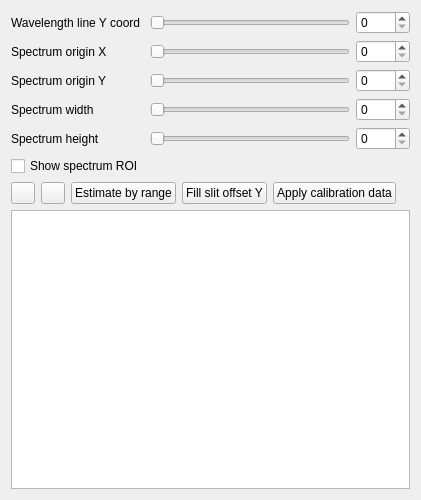
The window that openhsl/gui/device/wcd_form.ui (OpenHSL/OpenHSL) describes before a commit, drawn with Qt 5.
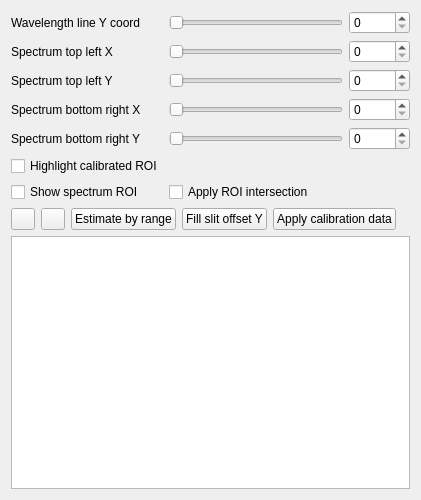
The same window after the commit.

Commit message: add: gui: draw spectrum lines and intersections

Diff of the .ui file:
```diff
--- a/openhsl/gui/device/wcd_form.ui
+++ b/openhsl/gui/device/wcd_form.ui
@@ -16,62 +16,109 @@
   <layout class="QGridLayout" name="gridLayout_2">
    <item row="0" column="0">
     <layout class="QGridLayout" name="gridLayout">
+     <item row="2" column="1">
+      <widget class="QSlider" name="spectrumTopLeftYCoord_horizontalSlider">
+       <property name="maximum">
+        <number>10000</number>
+       </property>
+       <property name="orientation">
+        <enum>Qt::Horizontal</enum>
+       </property>
+      </widget>
+     </item>
+     <item row="4" column="2">
+      <widget class="QSpinBox" name="spectrumBottomRightYCoord_spinBox">
+       <property name="maximum">
+        <number>10000</number>
+       </property>
+      </widget>
+     </item>
+     <item row="4" column="1">
+      <widget class="QSlider" name="spectrumBottomRightYCoord_horizontalSlider">
+       <property name="maximum">
+        <number>10000</number>
+       </property>
+       <property name="orientation">
+        <enum>Qt::Horizontal</enum>
+       </property>
+      </widget>
+     </item>
+     <item row="0" column="2">
+      <widget class="QSpinBox" name="wavelengthLineYCoord_spinBox">
+       <property name="maximum">
+        <number>10000</number>
+       </property>
+      </widget>
+     </item>
      <item row="0" column="1">
       <widget class="QSlider" name="wavelengthLineYCoord_horizontalSlider">
        <property name="maximum">
-        <number>2048</number>
+        <number>10000</number>
        </property>
        <property name="orientation">
         <enum>Qt::Horizontal</enum>
        </property>
       </widget>
      </item>
-     <item row="1" column="0">
-      <widget class="QLabel" name="spectrumOriginXCoord_label">
+     <item row="3" column="0">
+      <widget class="QLabel" name="spectrumBottomRightXCoord_label">
        <property name="text">
-        <string>Spectrum origin X</string>
+        <string>Spectrum bottom right X</string>
+       </property>
+      </widget>
+     </item>
+     <item row="1" column="2">
+      <widget class="QSpinBox" name="spectrumTopLeftXCoord_spinBox">
+       <property name="maximum">
+        <number>10000</number>
+       </property>
+      </widget>
+     </item>
+     <item row="3" column="1">
+      <widget class="QSlider" name="spectrumBottomRightXCoord_horizontalSlider">
+       <property name="maximum">
+        <number>10000</number>
+       </property>
+       <property name="orientation">
+        <enum>Qt::Horizontal</enum>
        </property>
       </widget>
      </item>
      <item row="2" column="0">
       <widget class="QLabel" name="spectrumOriginYCoord_label">
        <property name="text">
-        <string>Spectrum origin Y</string>
-       </property>
-      </widget>
-     </item>
-     <item row="4" column="0">
-      <widget class="QLabel" name="spectrumHeight_label">
-       <property name="text">
-        <string>Spectrum height</string>
+        <string>Spectrum top left Y</string>
        </property>
       </widget>
      </item>
      <item row="1" column="1">
-      <widget class="QSlider" name="spectrumOriginXCoord_horizontalSlider">
+      <widget class="QSlider" name="spectrumTopLeftXCoord_horizontalSlider">
+       <property name="maximum">
+        <number>10000</number>
+       </property>
        <property name="orientation">
         <enum>Qt::Horizontal</enum>
        </property>
       </widget>
      </item>
-     <item row="1" column="2">
-      <widget class="QSpinBox" name="spectrumOriginXCoord_spinBox">
-       <property name="maximum">
-        <number>1000</number>
+     <item row="1" column="0">
+      <widget class="QLabel" name="spectrumTopLeftXCoord_label">
+       <property name="text">
+        <string>Spectrum top left X</string>
        </property>
       </widget>
      </item>
-     <item row="3" column="0">
-      <widget class="QLabel" name="spectrumWidth_label">
+     <item row="6" column="0">
+      <widget class="QCheckBox" name="showSpectrumROI_checkBox">
        <property name="text">
-        <string>Spectrum width</string>
+        <string>Show spectrum ROI</string>
        </property>
       </widget>
      </item>
-     <item row="0" column="2">
-      <widget class="QSpinBox" name="wavelengthLineYCoord_spinBox">
+     <item row="2" column="2">
+      <widget class="QSpinBox" name="spectrumTopLeftYCoord_spinBox">
        <property name="maximum">
-        <number>1000</number>
+        <number>10000</number>
        </property>
       </widget>
      </item>
@@ -82,52 +129,31 @@
        </property>
       </widget>
      </item>
-     <item row="3" column="1">
-      <widget class="QSlider" name="spectrumWidth_horizontalSlider">
-       <property name="orientation">
-        <enum>Qt::Horizontal</enum>
-       </property>
-      </widget>
-     </item>
-     <item row="4" column="2">
-      <widget class="QSpinBox" name="spectrumHeight_spinBox">
-       <property name="maximum">
-        <number>1000</number>
-       </property>
-      </widget>
-     </item>
-     <item row="2" column="2">
-      <widget class="QSpinBox" name="spectrumOriginYCoord_spinBox">
-       <property name="maximum">
-        <number>1000</number>
-       </property>
-      </widget>
-     </item>
-     <item row="2" column="1">
-      <widget class="QSlider" name="spectrumOriginYCoord_horizontalSlider">
-       <property name="orientation">
-        <enum>Qt::Horizontal</enum>
+     <item row="4" column="0">
+      <widget class="QLabel" name="spectrumBottomRightYCoord_label">
+       <property name="text">
+        <string>Spectrum bottom right Y</string>
        </property>
       </widget>
      </item>
      <item row="3" column="2">
       <widget class="QSpinBox" name="spectrumWidth_spinBox">
        <property name="maximum">
-        <number>1000</number>
-       </property>
-      </widget>
-     </item>
-     <item row="4" column="1">
-      <widget class="QSlider" name="spectrumHeight_horizontalSlider">
-       <property name="orientation">
-        <enum>Qt::Horizontal</enum>
+        <number>10000</number>
        </property>
       </widget>
      </item>
      <item row="5" column="0">
-      <widget class="QCheckBox" name="showSpectrumROI_checkBox">
+      <widget class="QCheckBox" name="highlightCalibratedROI_checkBox">
        <property name="text">
-        <string>Show spectrum ROI</string>
+        <string>Highlight calibrated ROI</string>
+       </property>
+      </widget>
+     </item>
+     <item row="6" column="1">
+      <widget class="QCheckBox" name="applyROIIntersection_checkBox">
+       <property name="text">
+        <string>Apply ROI intersection</string>
        </property>
       </widget>
      </item>
```
Left out of the diff: 4 changed lines with no effect on the pictures. The commit also changes 2 other files.
